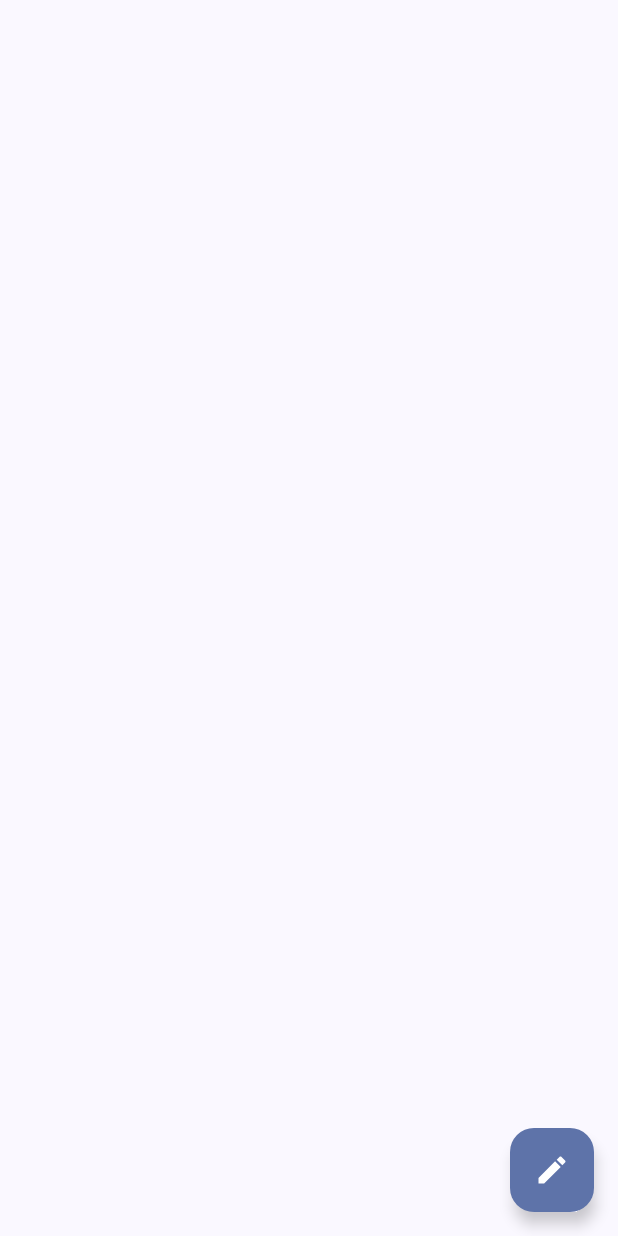
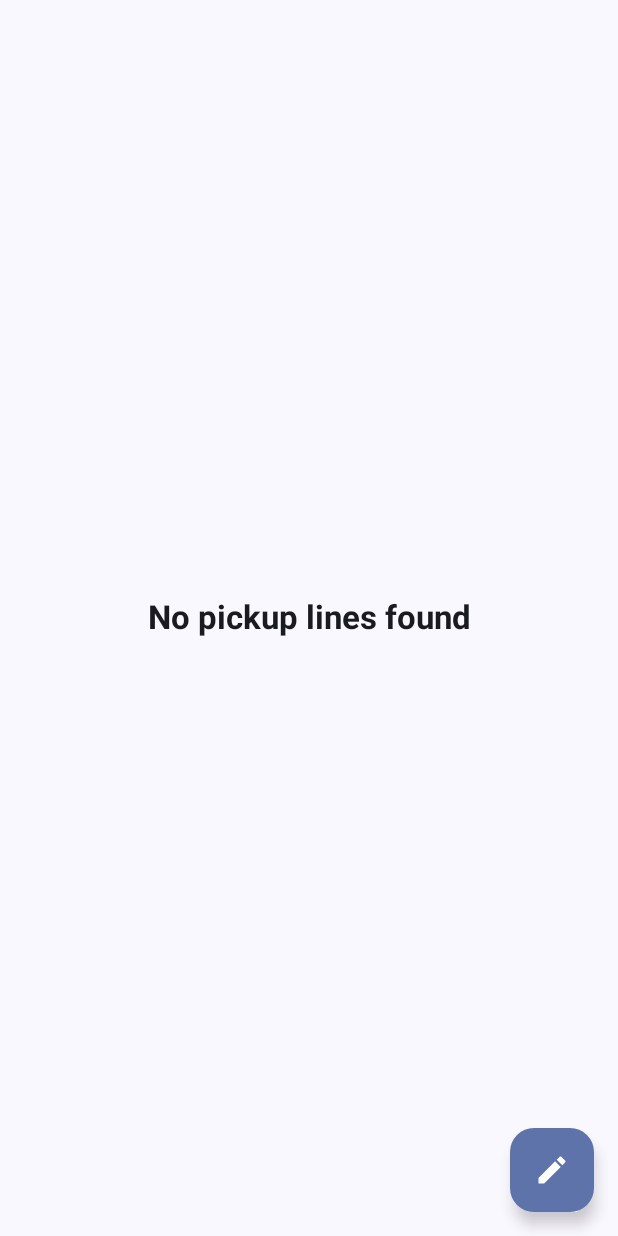
Before and after one commit to endriym/PickAppBook, an Android app built with Jetpack Compose: the composable LoggedInHomeScreen shown on its own in the app's theme, on a phone screen of 412 x 824 dp. Run offline under Robolectric (Android 15) with nearby library versions, the phone set to English and light mode, and no system bars.

Commit message:
feat: show a message when pickup line list is empty

```diff
--- a/app/src/main/java/com/munity/pickappbook/core/ui/components/LazyPickupCards.kt
+++ b/app/src/main/java/com/munity/pickappbook/core/ui/components/LazyPickupCards.kt
@@ -1,14 +1,22 @@
 package com.munity.pickappbook.core.ui.components
 
 import androidx.compose.foundation.layout.Arrangement
+import androidx.compose.foundation.layout.Column
 import androidx.compose.foundation.layout.PaddingValues
 import androidx.compose.foundation.layout.fillMaxSize
+import androidx.compose.foundation.layout.padding
 import androidx.compose.foundation.lazy.LazyColumn
 import androidx.compose.foundation.lazy.itemsIndexed
+import androidx.compose.foundation.rememberScrollState
+import androidx.compose.foundation.verticalScroll
 import androidx.compose.material3.ExperimentalMaterial3Api
+import androidx.compose.material3.MaterialTheme
+import androidx.compose.material3.Text
 import androidx.compose.material3.pulltorefresh.PullToRefreshBox
 import androidx.compose.runtime.Composable
+import androidx.compose.ui.Alignment
 import androidx.compose.ui.Modifier
+import androidx.compose.ui.text.font.FontWeight
 import androidx.compose.ui.unit.dp
 import com.munity.pickappbook.core.data.remote.model.PickupLineResponse
 import com.munity.pickappbook.core.data.remote.model.TagResponse
@@ -48,6 +56,7 @@ private fun LazyPickupCards(
     onTagClick: (TagResponse) -> Unit,
     modifier: Modifier = Modifier,
 ) {
+    if (pickupLines.isNotEmpty()) {
         LazyColumn(
             contentPadding = PaddingValues(horizontal = 12.dp, vertical = 8.dp),
             verticalArrangement = Arrangement.spacedBy(8.dp),
@@ -77,4 +86,21 @@ private fun LazyPickupCards(
                 )
             }
         }
+    } else {
+        Column(
+            modifier = modifier
+                .fillMaxSize()
+                .verticalScroll(rememberScrollState()),
+            horizontalAlignment = Alignment.CenterHorizontally,
+            verticalArrangement = Arrangement.Center
+        ) {
+            Text(
+                text = "No pickup lines found",
+                fontWeight = FontWeight.Bold,
+                style = MaterialTheme.typography.titleLarge,
+                modifier = Modifier
+                    .padding(16.dp)
+            )
         }
+    }
+}
```
Lines whose indentation alone changed are shown as unchanged.
